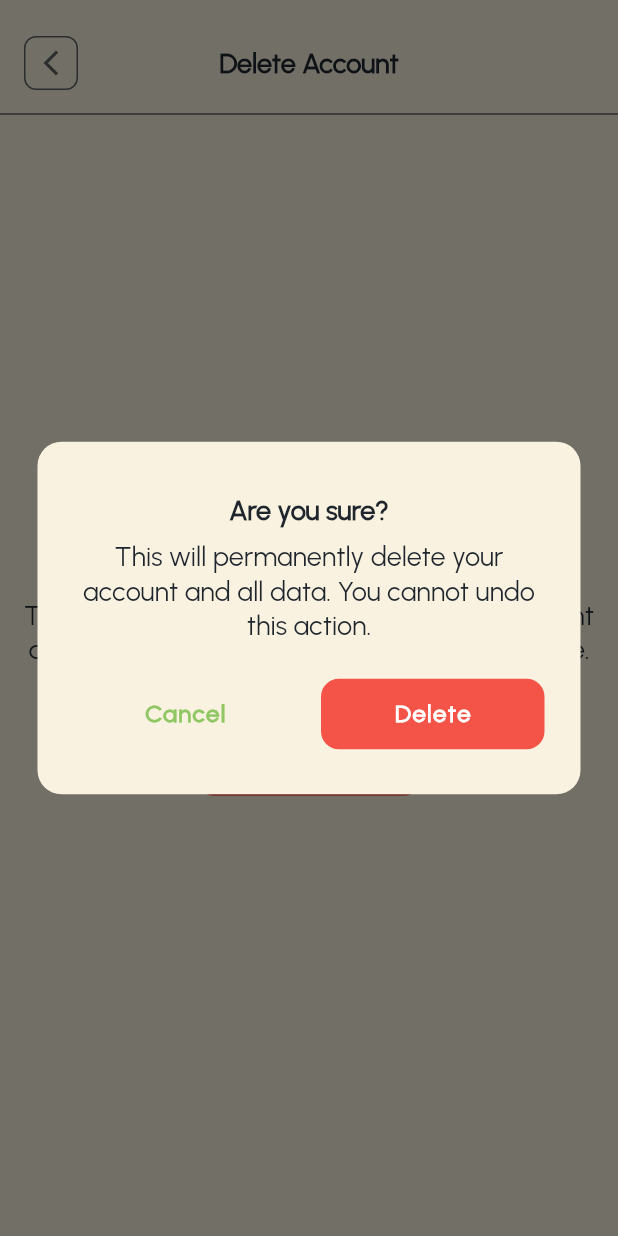
After one commit to mohxmmd/PEAK-APP, a Flutter app: the DeleteAccountScreen screen opened by its route, after a tap on "Delete Account", on a phone screen of 412 x 824 dp. The commit adds this screen. Run offline on Flutter 3.47's test engine with Material 3 defaults, Android fonts, the phone set to English and light mode, and no system bars; our stand-ins replace firebase_analytics, firebase_core, firebase_crashlytics, firebase_messaging, flutter_dotenv, flutter_local_notifications and 9 more; missing offline and left inert: razorpay_flutter; accounts and stored records are empty; network calls fail.

Commit message:
added delete account option

```diff
--- a/lib/payment_controller.dart
+++ b/lib/payment_controller.dart
@@ -89,11 +89,6 @@ class PaymentController extends GetxController {
         'Authorization': 'Bearer $token'
       },
     );
-
-    print('-------------------------------------------');
-    print(response.statusCode);
-    print(jsonDecode(response.body));
-    print('----------------------------------------------------');
 
     if (response.statusCode == 200) {
       var data = jsonDecode(response.body);
--- a/lib/routes/route_pages.dart
+++ b/lib/routes/route_pages.dart
@@ -1,4 +1,5 @@
 import 'package:get/get_navigation/src/routes/get_route.dart';
+import 'package:peak_app/screens/profile/delete_account_screen.dart';
 import 'package:peak_app/screens/splash/splash_screen.dart';
 import 'package:peak_app/screens/login/login_screen.dart';
 import 'package:peak_app/screens/otp/otp_screen.dart';
@@ -94,5 +95,9 @@ class RoutePageList {
       name: Routes.paymentSuccessScreen,
       page: () => PaymentSuccessScreen(),
     ),
+    GetPage(
+      name: Routes.deleteAccountScreen,
+      page: () => DeleteAccountScreen(),
+    ),
   ];
 }
--- a/lib/routes/routes.dart
+++ b/lib/routes/routes.dart
@@ -24,4 +24,5 @@ class Routes {
   static const String helpCenterScreen = '/helpCenterScreen';
   static const String thanksScreen = '/thanksScreen';
   static const String paymentSuccessScreen = '/payemntSuccessScreen';
+  static const String deleteAccountScreen = '/deleteAccountScreen';
 }
--- /dev/null
+++ b/lib/screens/profile/delete_account_screen.dart
@@ -0,0 +1,191 @@
+import 'package:peak_app/screens/profile/delete_account_controller.dart';
+import 'package:peak_app/utils/screen_imports.dart';
+import 'package:peak_app/widgets/back_button.dart';
+
+class DeleteAccountScreen extends StatelessWidget {
+  DeleteAccountScreen({super.key});
+  final controller = Get.put(DeleteAccountController());
+
+  @override
+  Widget build(BuildContext context) {
+    return Scaffold(
+      backgroundColor: Theme.of(context).scaffoldBackgroundColor,
+      body: SafeArea(
+        child: Column(
+          children: [
+            const SizedBox(height: 16.0),
+            Padding(
+              padding:
+                  const EdgeInsets.symmetric(horizontal: 16.0, vertical: 8.0),
+              child: Stack(
+                alignment: Alignment.center,
+                children: [
+                  const Align(
+                    alignment: Alignment.centerLeft,
+                    child: CustomBackButton(),
+                  ),
+                  Text(
+                    'Delete Account',
+                    style: Theme.of(context).textTheme.headlineMedium,
+                  ),
+                ],
+              ),
+            ),
+            const Divider(
+              thickness: 1.0,
+              color: Color(0xFF606363),
+            ),
+            Expanded(
+              child: Padding(
+                padding: const EdgeInsets.symmetric(horizontal: 16.0),
+                child: Column(
+                  crossAxisAlignment: CrossAxisAlignment.center,
+                  mainAxisAlignment: MainAxisAlignment.center,
+                  children: [
+                    Text(
+                      'Delete Your Account?',
+                      style:
+                          Theme.of(context).textTheme.headlineMedium?.copyWith(
+                                fontWeight: FontWeight.bold,
+                              ),
+                      textAlign: TextAlign.center,
+                    ),
+                    const SizedBox(height: 16),
+                    Text(
+                      'This action will permanently delete your account and all associated data. This cannot be undone.',
+                      style:
+                          Theme.of(context).textTheme.headlineMedium?.copyWith(
+                                fontWeight: FontWeight.w100,
+                              ),
+                      textAlign: TextAlign.center,
+                    ),
+                    const SizedBox(height: 40),
+                    SizedBox(
+                      width: 150,
+                      child: ElevatedButton(
+                        onPressed: () => _showDeleteConfirmationDialog(context),
+                        style: ElevatedButton.styleFrom(
+                          backgroundColor: Colors.red.withOpacity(0.9),
+                          padding: const EdgeInsets.symmetric(vertical: 10),
+                          shape: RoundedRectangleBorder(
+                            borderRadius: BorderRadius.circular(12),
+                          ),
+                          elevation: 0,
+                        ),
+                        child: Text(
+                          'Delete Account',
+                          style:
+                              Theme.of(context).textTheme.bodyLarge?.copyWith(
+                                    color: Colors.white,
+                                    fontWeight: FontWeight.bold,
+                                  ),
+                        ),
+                      ),
+                    ),
+                    const SizedBox(height: 16),
+                  ],
+                ),
+              ),
+            ),
+          ],
+        ),
+      ),
+    );
+  }
+
+  void _showDeleteConfirmationDialog(BuildContext context) {
+    showDialog(
+      context: context,
+      builder: (BuildContext context) {
+        return AlertDialog(
+          backgroundColor: Theme.of(context).scaffoldBackgroundColor,
+          shape: RoundedRectangleBorder(
+            borderRadius: BorderRadius.circular(16.0),
+          ),
+          insetPadding:
+              const EdgeInsets.symmetric(horizontal: 25.0, vertical: 30.0),
+          contentPadding: const EdgeInsets.all(18.0),
+          content: Column(
+            mainAxisSize: MainAxisSize.min,
+            children: [
+              const SizedBox(height: 16),
+              Text(
+                'Are you sure?',
+                style: Theme.of(context).textTheme.headlineMedium?.copyWith(
+                      fontWeight: FontWeight.bold,
+                    ),
+                textAlign: TextAlign.center,
+              ),
+              const SizedBox(height: 8),
+              Text(
+                'This will permanently delete your account and all data. You cannot undo this action.',
+                style: Theme.of(context).textTheme.headlineMedium?.copyWith(
+                      fontWeight: FontWeight.w100,
+                    ),
+                textAlign: TextAlign.center,
+              ),
+            ],
+          ),
+          actions: [
+            Row(
+              children: [
+                Expanded(
+                  child: TextButton(
+                    onPressed: () => Navigator.pop(context),
+                    style: TextButton.styleFrom(
+                      foregroundColor: Theme.of(context).primaryColor,
+                      textStyle: Theme.of(context).textTheme.bodyLarge,
+                      padding: const EdgeInsets.symmetric(vertical: 16),
+                      shape: RoundedRectangleBorder(
+                        borderRadius: BorderRadius.circular(12),
+                      ),
+                    ),
+                    child: Text(
+                      'Cancel',
+                      style: TextStyle(
+                        fontFamily: 'Urbanist',
+                        fontSize: 16.0,
+                        fontWeight: FontWeight.bold,
+                        color: Theme.of(context).primaryColor,
+                        letterSpacing: 1.0,
+                      ),
+                    ),
+                  ),
+                ),
+                const SizedBox(width: 16),
+                Expanded(
+                  child: TextButton(
+                    onPressed: () {
+                      Navigator.pop(context);
+
+                      controller.deleteUserAccount();
+                    },
+                    style: TextButton.styleFrom(
+                      backgroundColor: Colors.red.withOpacity(0.9),
+                      foregroundColor: Colors.white,
+                      textStyle: Theme.of(context).textTheme.bodyLarge,
+                      padding: const EdgeInsets.symmetric(vertical: 10),
+                      shape: RoundedRectangleBorder(
+                        borderRadius: BorderRadius.circular(12),
+                      ),
+                    ),
+                    child: const Text(
+                      'Delete',
+                      style: TextStyle(
+                        fontFamily: 'Urbanist',
+                        fontSize: 16.0,
+                        fontWeight: FontWeight.bold,
+                        color: Colors.white,
+                        letterSpacing: 1.0,
+                      ),
+                    ),
+                  ),
+                ),
+              ],
+            ),
+          ],
+        );
+      },
+    );
+  }
+}
--- a/lib/screens/profile/profile_controller.dart
+++ b/lib/screens/profile/profile_controller.dart
@@ -136,6 +136,10 @@ class ProfileController extends GetxController {
     Get.toNamed(Routes.additionalInfoScreen);
   }
 
+  void goToDeleteAccount() {
+    Get.toNamed(Routes.deleteAccountScreen);
+  }
+
   final _isLoading = false.obs;
   bool get isLoading => _isLoading.value;
 }
--- a/lib/screens/profile/profile_screen.dart
+++ b/lib/screens/profile/profile_screen.dart
@@ -107,6 +107,14 @@ class ProfileScreen extends StatelessWidget {
                                   controller.goToAdditionalInfo,
                                   size,
                                   const Color(0xFFF6B6C3),
+                                ),
+                                _buildDivider(size),
+                                _buildModernOption(
+                                  'delete_account'.tr,
+                                  Icons.delete,
+                                  controller.goToDeleteAccount,
+                                  size,
+                                  const Color.fromARGB(189, 211, 70, 98),
                                 ),
                                 _buildDivider(size),
                                 _buildModernOption(
--- a/lib/screens/splash/splash_controller.dart
+++ b/lib/screens/splash/splash_controller.dart
@@ -47,8 +47,6 @@ class SplashController extends GetxController {
       final key = await otherSettings.fetchRazorpayKey();
       SharedPreferences prefs = await SharedPreferences.getInstance();
       prefs.setString('razorpay_key', key);
-      print('---------------------------------------------------');
-      print(key);
 
       debugPrint('Razorpay key stored successfully');
     } catch (e) {
--- a/lib/screens/transaction/transaction_controller.dart
+++ b/lib/screens/transaction/transaction_controller.dart
@@ -69,11 +69,6 @@ class TransactionController extends GetxController {
   void fetchTransactions() async {
     try {
       Map<String, dynamic> response = await otherSettings.fetchTransactions();
-      print(
-          'xxxxxxxxxxxxxxxxxxxxxxxxxxxxxxxxxxxxxxxxxxxxxxxxxxxxxxxxxxxxxxxxxxxx');
-      print(response);
-      print(
-          'xxxxxxxxxxxxxxxxxxxxxxxxxxxxxxxxxxxxxxxxxxxxxxxxxxxxxxxxxxxxxxxxxxxx');
 
       if (response['success'] == true && response['data'] != null) {
         List<dynamic> data = response['data'];
--- a/lib/utils/translations.dart
+++ b/lib/utils/translations.dart
@@ -161,6 +161,7 @@ class AppTranslations extends Translations {
           'personal_info': 'Personal Information',
           'professional_info': 'Professional Information',
           'additional_info': 'Additional Information',
+          'delete_account': 'Delete Account',
           'logout': 'Log out',
           'change_language': 'Change Language',
         },
@@ -329,6 +330,7 @@ class AppTranslations extends Translations {
           'additional_info': 'മറ്റ്  വിവരങ്ങൾ',
           'logout': 'ലോഗ് ഔട്ട്',
           'change_language': 'ഭാഷ മാറ്റുക',
+          'delete_account': 'ഡിലീറ്റ് അക്കൗണ്ട്',
         },
       };
 }
--- a/pubspec.yaml
+++ b/pubspec.yaml
@@ -1,7 +1,7 @@
 name: peak_app
-description: "A new Flutter project."
+description: "PEAK helps registered members stay connected, renew memberships, and support community—all in one secure platform."
 publish_to: "none" # Remove this line if you wish to publish to pub.dev
-version: 1.0.0+3
+version: 1.0.0+4
 
 environment:
   sdk: ^3.5.4
@@ -79,7 +79,7 @@ flutter_launcher_icons:
   adaptive_icon_foreground: "assets/icon/launcher_icon.png"
 
 flutter_native_splash:
-  color: "#121A27" # Your splash background color
+  color: "#121A27"
   image: "assets/icon/launcher_icon.png"
   android: true
   ios: true
```
Also changed, not shown: lib/main.dart (+10 -10 lines), lib/screens/About/abouts_screen.dart (+23 -0 lines), lib/screens/profile/delete_account_controller.dart (added, +58 -0 lines), lib/services/user_service.dart (+32 -0 lines).
